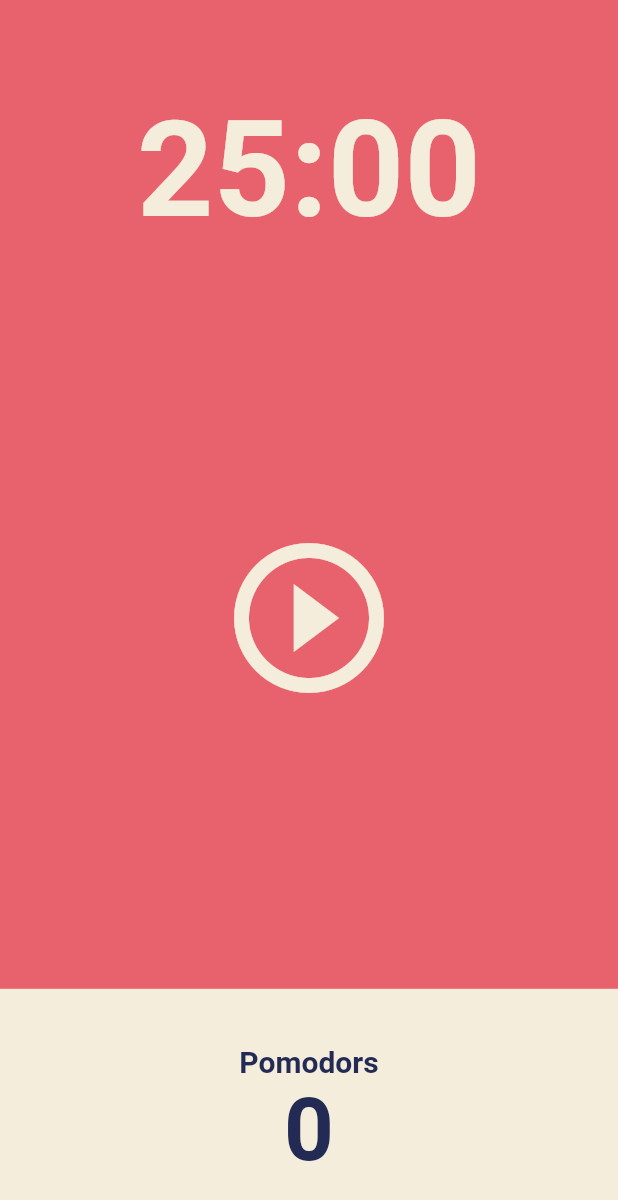
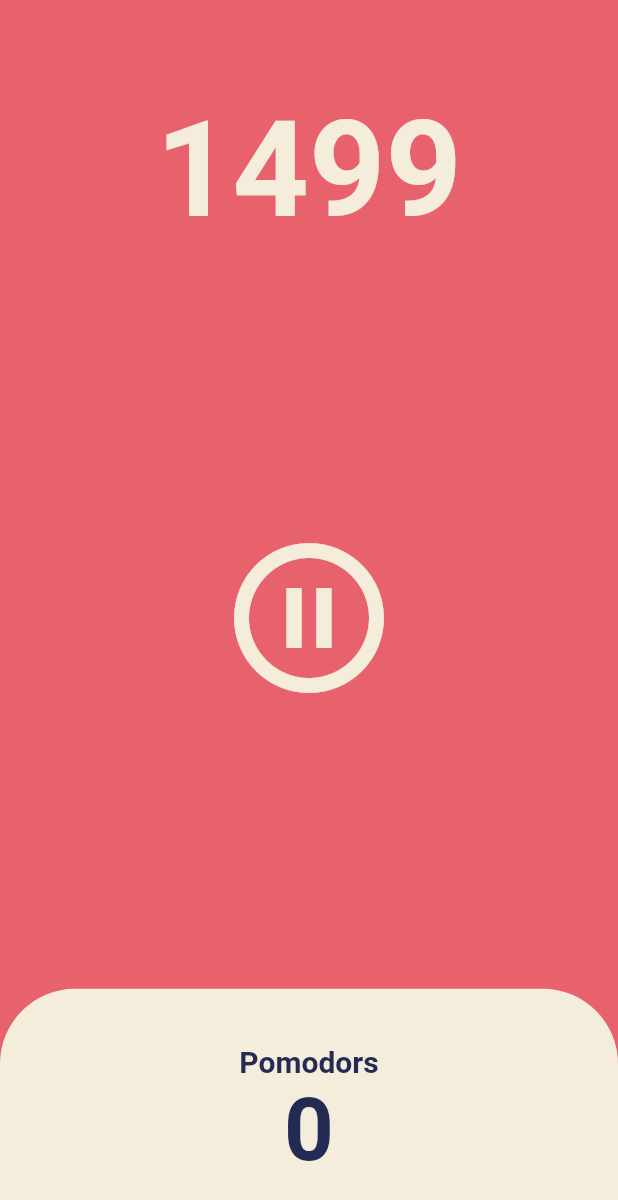
Before and after one commit to j-miiin/Flutter_Study_Nomad, a Flutter app: the screen it shows after launch, after a tap on the "play circle outline" icon, on a phone screen of 412 x 824 dp. Shown: the top 1200 px of the screen. Run offline on Flutter 3.47's test engine with Material 2 defaults, Android fonts, the phone set to English and light mode, and no system bars.

Commit message:
노마드 코더 Flutter 5.1 ~ 5.2 실습

```diff
--- a/pomodoro/lib/screen/home_screen.dart
+++ b/pomodoro/lib/screen/home_screen.dart
@@ -1,3 +1,5 @@
+import 'dart:async';
+
 import 'package:flutter/material.dart';
 
 class HomeScreen extends StatefulWidget {
@@ -8,6 +10,33 @@ class HomeScreen extends StatefulWidget {
 }
 
 class _HomeScreenState extends State<HomeScreen> {
+  int totalSeconds = 1500;
+  bool isRunning = false;
+  late Timer timer;
+
+  void onTick(Timer timer) {
+    setState(() {
+      totalSeconds = totalSeconds - 1;
+    });
+  }
+
+  void onStartPressed() {
+    timer = Timer.periodic(
+      Duration(seconds: 1),
+      onTick,
+    );
+    setState(() {
+      isRunning = true;
+    });
+  }
+
+  void onPausePressed() {
+    timer.cancel();
+    setState(() {
+      isRunning = false;
+    });
+  }
+
   @override
   Widget build(BuildContext context) {
     return Scaffold(
@@ -18,7 +47,7 @@ class _HomeScreenState extends State<HomeScreen> {
           child: Container(
             alignment: Alignment.bottomCenter,
             child: Text(
-              '25:00',
+              '$totalSeconds',
               style: TextStyle(
                 color: Theme.of(context).cardColor,
                 fontSize: 89,
@@ -31,8 +60,10 @@ class _HomeScreenState extends State<HomeScreen> {
           flex: 3,
           child: Center(
             child: IconButton(
-              onPressed: () {},
-              icon: Icon(Icons.play_circle_outline),
+              onPressed: isRunning ? onPausePressed : onStartPressed,
+              icon: Icon(isRunning
+                  ? Icons.pause_circle_outline
+                  : Icons.play_circle_outline),
               iconSize: 120,
               color: Theme.of(context).cardColor,
             ),
@@ -46,6 +77,9 @@ class _HomeScreenState extends State<HomeScreen> {
                 child: Container(
                   decoration: BoxDecoration(
                     color: Theme.of(context).cardColor,
+                    borderRadius: BorderRadius.vertical(
+                      top: Radius.circular(50),
+                    ),
                   ),
                   child: Column(
                     mainAxisAlignment: MainAxisAlignment.center,
```
